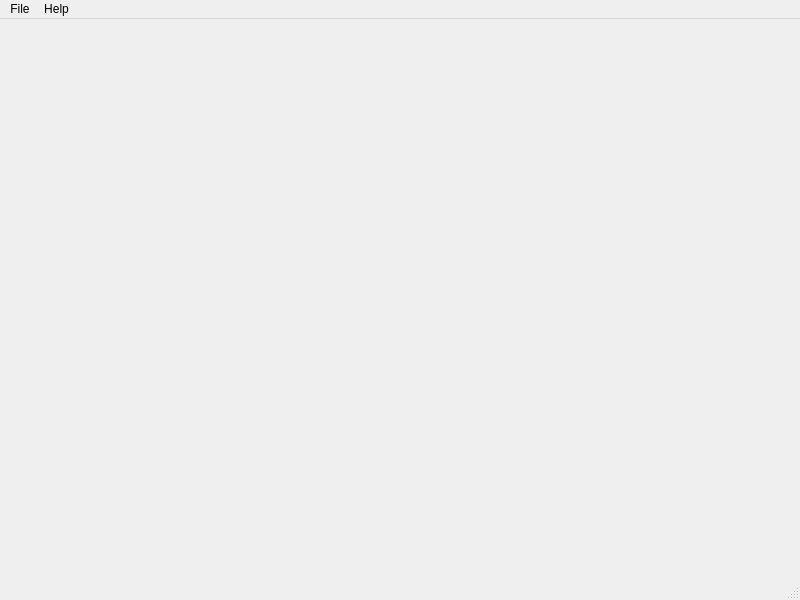
Qt form Qt/08_qdialog/mainwindow.ui (de-souza/embedded-cpp-training) before a commit.
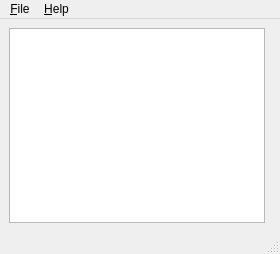
The same form after that commit.

Commit message: Add window titles

Patch:
```diff
--- a/Qt/08_qdialog/mainwindow.ui
+++ b/Qt/08_qdialog/mainwindow.ui
@@ -6,26 +6,32 @@
    <rect>
     <x>0</x>
     <y>0</y>
-    <width>800</width>
-    <height>600</height>
+    <width>280</width>
+    <height>254</height>
    </rect>
   </property>
   <property name="windowTitle">
    <string>MainWindow</string>
   </property>
-  <widget class="QWidget" name="centralwidget"/>
+  <widget class="QWidget" name="centralwidget">
+   <layout class="QFormLayout" name="formLayout">
+    <item row="0" column="0">
+     <widget class="QPlainTextEdit" name="plainTextEdit"/>
+    </item>
+   </layout>
+  </widget>
   <widget class="QMenuBar" name="menubar">
    <property name="geometry">
     <rect>
      <x>0</x>
      <y>0</y>
-     <width>800</width>
+     <width>280</width>
      <height>22</height>
     </rect>
    </property>
    <widget class="QMenu" name="menuFile">
     <property name="title">
-     <string>File</string>
+     <string>&amp;File</string>
     </property>
     <addaction name="actionOpen"/>
     <addaction name="actionRecent_Files"/>
@@ -33,7 +39,7 @@
    </widget>
    <widget class="QMenu" name="menuHelp">
     <property name="title">
-     <string>Help</string>
+     <string>&amp;Help</string>
     </property>
     <addaction name="actionAbout"/>
    </widget>
```
Left out of the diff: 10 changed lines with no effect on the pictures. The commit also changes 1 other file.
